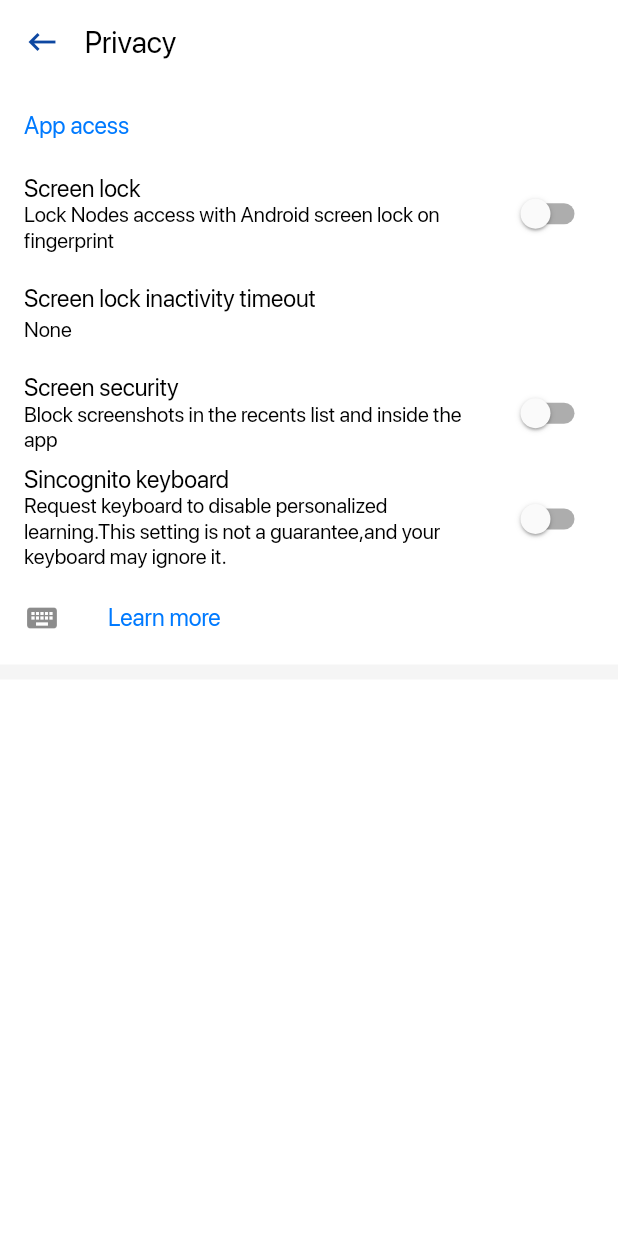
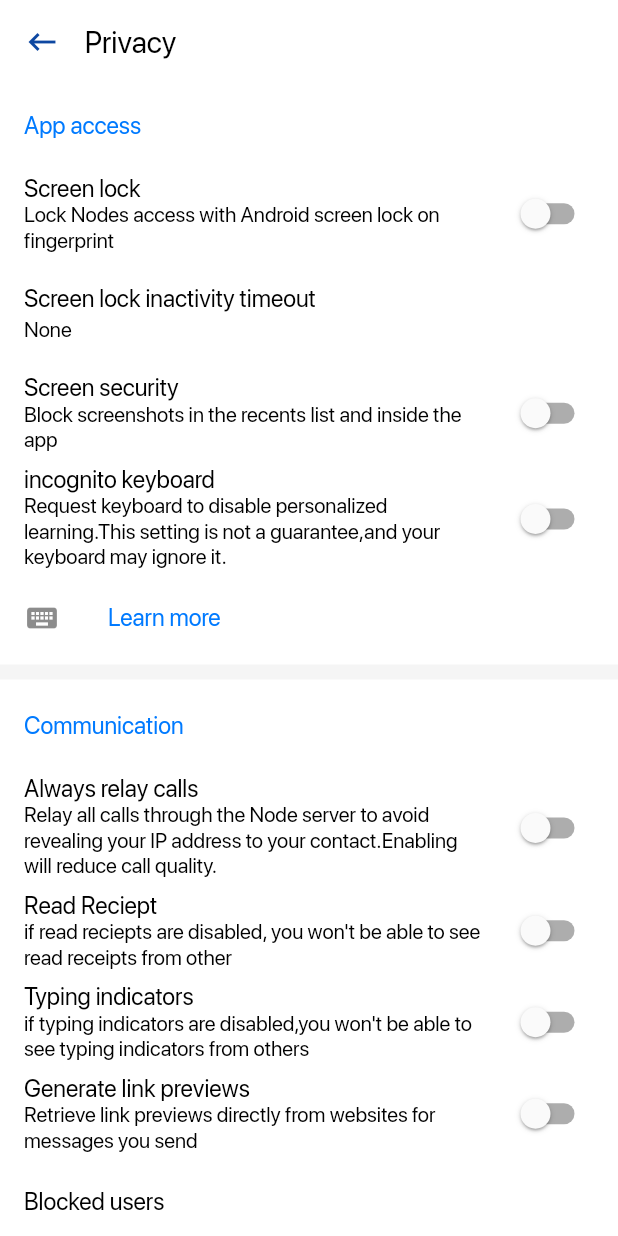
Before and after one commit to SammyButtDev/chat, a Flutter app: the Settings screen opened directly, after a tap on "Privacy", on a phone screen of 412 x 824 dp. Run offline on Flutter 3.47's test engine with Material 2 defaults, Android fonts, the phone set to English and light mode, and no system bars; our stand-ins replace audioplayers, shared_preferences; accounts and stored records are empty.

Commit message:
Screens Added

```diff
--- a/lib/Settings/Chats.dart
+++ b/lib/Settings/Chats.dart
@@ -114,7 +114,7 @@ class _SettingChatState extends State<SettingChat> {
                 ),
               ),
               Divider(
-                color: Colors.grey.shade800,
+                color: Colors.grey.shade200,
                 thickness: 10,
               ),
             ],
--- a/lib/Settings/Privacy.dart
+++ b/lib/Settings/Privacy.dart
@@ -2,6 +2,7 @@ import 'package:blah/constant.dart';
 import 'package:flutter/cupertino.dart';
 import 'package:flutter/material.dart';
 
+import 'Blocked.dart';
 import 'SettingScreen.dart';
 
 class Privacy extends StatefulWidget {
@@ -13,6 +14,10 @@ class _PrivacyState extends State<Privacy> {
   bool PScreenLock = false;
   bool PScreensecurity = false;
   bool PScreenkeyboard = false;
+  bool PComCalls = false;
+  bool PComReceipt = false;
+  bool PComindicator = false;
+  bool PComlinkPreview = false;
   @override
   Widget build(BuildContext context) {
     return Scaffold(
@@ -39,7 +44,7 @@ class _PrivacyState extends State<Privacy> {
             children: [
               ListTile(
                 title: Text(
-                  "App acess",
+                  "App access",
                   style: TextStyle(color: CupertinoColors.activeBlue),
                 ),
               ),
@@ -108,7 +113,7 @@ class _PrivacyState extends State<Privacy> {
                 splashColor: CupertinoColors.activeBlue,
                 child: ListTile(
                   title: Text(
-                    "Sincognito keyboard",
+                    "incognito keyboard",
                     style: TextStyle(
                         color: Theme.of(context).textTheme.bodyText1.color),
                   ),
@@ -142,6 +147,113 @@ class _PrivacyState extends State<Privacy> {
               Divider(
                 color: Colors.grey.shade100,
                 thickness: 10,
+              ),
+              ListTile(
+                title: Text(
+                  "Communication",
+                  style: TextStyle(color: CupertinoColors.activeBlue),
+                ),
+              ),
+              InkWell(onTap: (){},
+                splashColor: CupertinoColors.activeBlue,
+                child: ListTile(
+                  title: Text(
+                    "Always relay calls",
+                    style: TextStyle(
+                        color: Theme.of(context).textTheme.bodyText1.color),
+                  ),
+                  subtitle: Text(
+                    "Relay all calls through the Node server to avoid revealing your IP address to your contact.Enabling will reduce call quality.",
+                    style: TextStyle(
+                        color: Theme.of(context).textTheme.bodyText1.color),
+                  ),
+                  trailing: Switch(
+                    value: PComCalls,
+                    onChanged: (value) {
+                      setState(() {
+                        PComCalls= value;
+                      });
+                    },
+                  ),
+                ),
+              ), InkWell(onTap: (){},
+                splashColor: CupertinoColors.activeBlue,
+                child: ListTile(
+                  title: Text(
+                    "Read Reciept",
+                    style: TextStyle(
+                        color: Theme.of(context).textTheme.bodyText1.color),
+                  ),
+                  subtitle: Text(
+                    "if read reciepts are disabled, you won't be able to see read receipts from other",
+                    style: TextStyle(
+                        color: Theme.of(context).textTheme.bodyText1.color),
+                  ),
+                  trailing: Switch(
+                    value: PComReceipt,
+                    onChanged: (value) {
+                      setState(() {
+                        PComReceipt = value;
+                      });
+                    },
+                  ),
+                ),
+              ), InkWell(onTap: (){},
+                splashColor: CupertinoColors.activeBlue,
+                child: ListTile(
+                  title: Text(
+                    "Typing indicators",
+                    style: TextStyle(
+                        color: Theme.of(context).textTheme.bodyText1.color),
+                  ),
+                  subtitle: Text(
+                    "if typing indicators are disabled,you won't be able to see typing indicators from others",
+                    style: TextStyle(
+                        color: Theme.of(context).textTheme.bodyText1.color),
+                  ),
+                  trailing: Switch(
+                    value: PComindicator,
+                    onChanged: (value) {
+                      setState(() {
+                        PComindicator= value;
+                      });
+                    },
+                  ),
+                ),
+              ),
+              InkWell(onTap: (){},
+                splashColor: CupertinoColors.activeBlue,
+                child: ListTile(
+                  title: Text(
+                    "Generate link previews",
+                    style: TextStyle(
+                        color: Theme.of(context).textTheme.bodyText1.color),
+                  ),
+                  subtitle: Text(
+                    "Retrieve link previews directly from websites for messages you send",
+                    style: TextStyle(
+                        color: Theme.of(context).textTheme.bodyText1.color),
+                  ),
+                  trailing: Switch(
+                    value: PComlinkPreview,
+                    onChanged: (value) {
+                      setState(() {
+                        PComlinkPreview= value;
+                      });
+                    },
+                  ),
+                ),
+              ),
+              InkWell(onTap:  () => Navigator.push(
+                  context, MaterialPageRoute(builder: (_) => Blocked())),
+                splashColor: CupertinoColors.activeBlue,
+                child: ListTile(
+                  title: Text(
+                    "Blocked users",
+                    style: TextStyle(
+                        color: Theme.of(context).textTheme.bodyText1.color),
+                  ),
+                ),
               ),
             ],
           ),
--- a/lib/Settings/SettingScreen.dart
+++ b/lib/Settings/SettingScreen.dart
@@ -9,6 +9,8 @@ import 'package:flutter/cupertino.dart';
 import 'package:flutter/material.dart';
 import 'package:blah/constant.dart';
 import 'package:provider/provider.dart';
+import 'Advanced.dart';
+import 'LinkedDevices.dart';
 import 'SmsandMMs.dart';
 import 'notifcation.dart';
 
@@ -86,7 +88,7 @@ class _SettingsState extends State<Settings> {
                     splashColor: Colors.blue,
                     child: ListTile(
                       leading: Icon(
-                        CupertinoIcons.text_bubble_fill,
+                      CupertinoIcons.conversation_bubble,
                         color: Theme.of(context).buttonColor,
                       ),
                       title: Text(
@@ -208,12 +210,42 @@ class _SettingsState extends State<Settings> {
                   InkWell(
                     splashColor: Colors.blue,
                     onTap: () => Navigator.push(context,
+                        MaterialPageRoute(builder: (_) => LinkedDevices())),
+                    child: ListTile(
+                      leading: Icon(CupertinoIcons.rectangle_on_rectangle_angled,
+                          color: Theme.of(context).buttonColor),
+                      title: Text(
+                        'Linked Devices',
+                        style: TextStyle(
+                            color: Theme.of(context).textTheme.bodyText1.color,
+                            fontWeight: FontWeight.bold),
+                      ),
+                    ),
+                  ),
+                  InkWell(
+                    splashColor: Colors.blue,
+                    onTap: () => Navigator.push(context,
                         MaterialPageRoute(builder: (_) => Help())),
                     child: ListTile(
                       leading: Icon(Icons.help_outline,
                           color: Theme.of(context).buttonColor),
                       title: Text(
                         'Help',
+                        style: TextStyle(
+                            color: Theme.of(context).textTheme.bodyText1.color,
+                            fontWeight: FontWeight.bold),
+                      ),
+                    ),
+                  ),
+                  InkWell(
+                    splashColor: Colors.blue,
+                    onTap: () => Navigator.push(context,
+                        MaterialPageRoute(builder: (_) => Advanced())),
+                    child: ListTile(
+                      leading: Icon(Icons.help_outline,
+                          color: Theme.of(context).buttonColor),
+                      title: Text(
+                        'Advanced',
                         style: TextStyle(
                             color: Theme.of(context).textTheme.bodyText1.color,
                             fontWeight: FontWeight.bold),
```
Also changed, not shown: lib/Settings/Advanced.dart (added, +67 -0 lines), lib/Settings/Blocked.dart (added, +48 -0 lines), lib/Settings/LinkedDevices.dart (added, +46 -0 lines).
